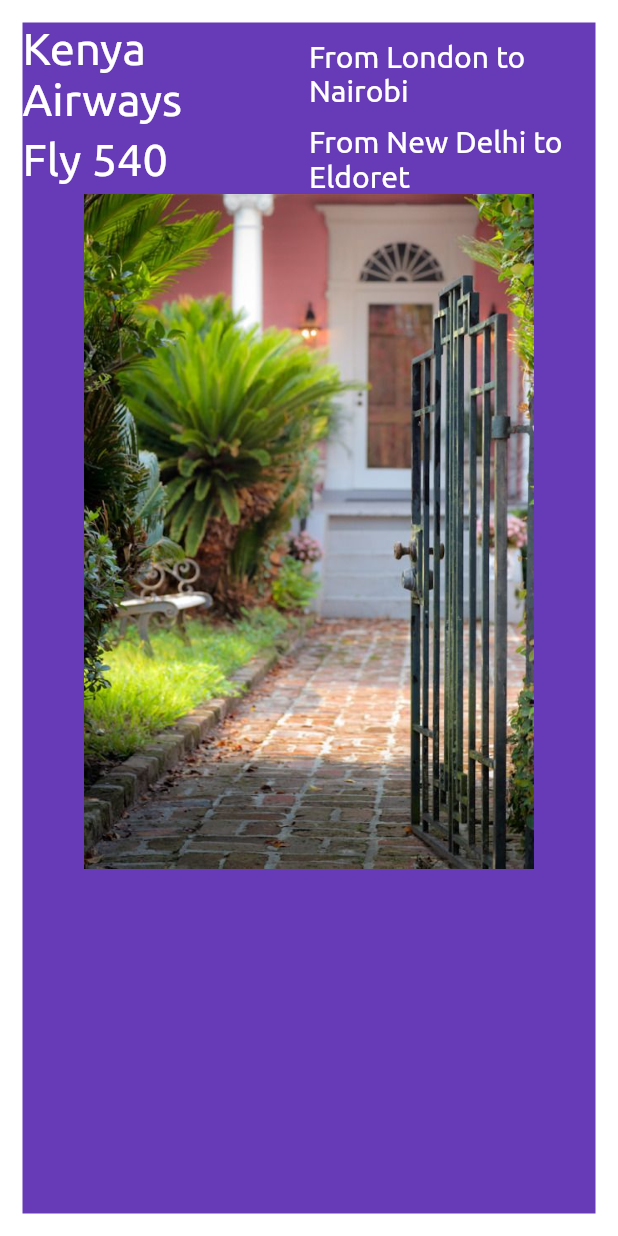
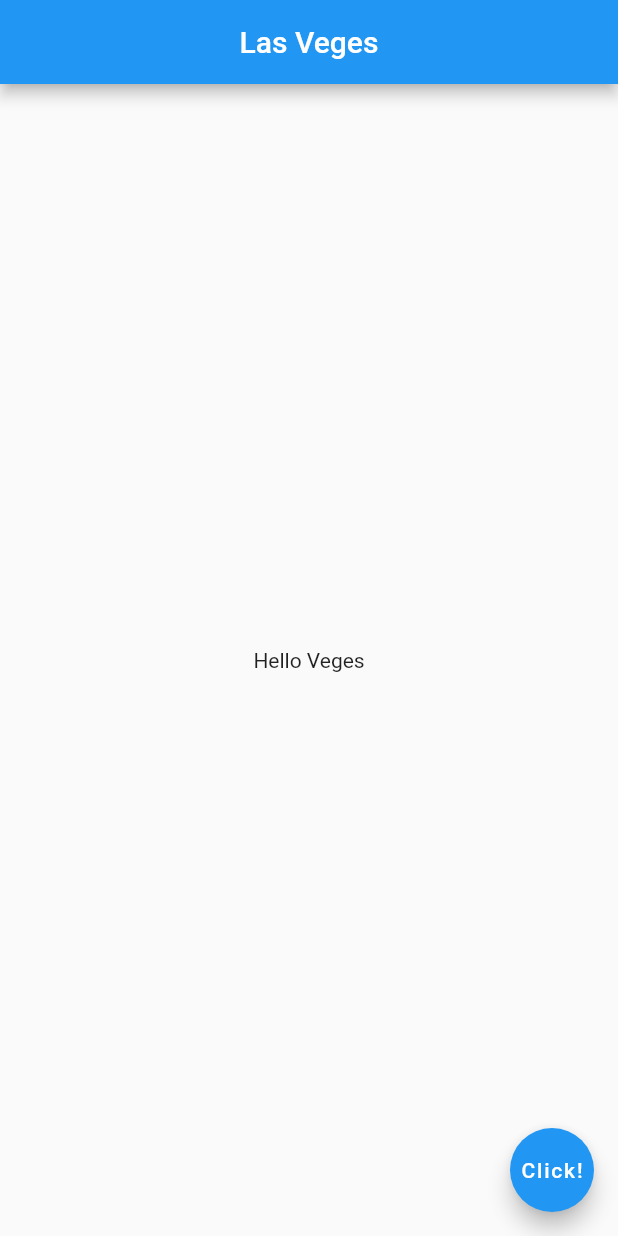
Before and after one commit to Allanetizen/flutter, a Flutter app: the screen it shows after launch, on a phone screen of 412 x 824 dp. Run offline on Flutter 3.47's test engine with Material 2 defaults, Android fonts, the phone set to English and light mode, and no system bars; project files that could hold a hidden picture were left out.

Commit message:
scaffold(appbar, text and floatingActionButton)

```diff
--- a/lib/app_screens/home.dart
+++ /dev/null
@@ -1,81 +0,0 @@
-
-import 'package:flutter/material.dart';
-
-class Home extends StatelessWidget {
-  @override
-  Widget build(BuildContext context) {
-    // TODO: implement build
-    return Center(
-        child: Container(
-            alignment: Alignment.center,
-            color: Colors.deepPurple,
-            // width: 421.5,
-            //height: 321.5,
-            margin: EdgeInsets.all(15.0),
-            child: Column(
-              children: <Widget>[
-                Row(children: <Widget>[
-                  Expanded(
-                      child: Text(
-                    "Kenya Airways",
-                    textDirection: TextDirection.ltr,
-                    style: TextStyle(
-                        decoration: TextDecoration.none,
-                        fontSize: 30.0,
-                        fontFamily: 'Ubuntu',
-                        fontWeight: FontWeight.w300,
-                        color: Colors.white),
-                  )),
-                  Expanded(
-                    child: Text("From London to Nairobi",
-                        textDirection: TextDirection.ltr,
-                        style: TextStyle(
-                            decoration: TextDecoration.none,
-                            fontSize: 20.0,
-                            fontFamily: 'Ubuntu',
-                            fontWeight: FontWeight.w300,
-                            color: Colors.white)),
-                  ),
-                ]
-                ),
-                Row(children: <Widget>[
-                  Expanded(
-                      child: Text(
-                        "Fly 540",
-                        textDirection: TextDirection.ltr,
-                        style: TextStyle(
-                            decoration: TextDecoration.none,
-                            fontSize: 30.0,
-                            fontFamily: 'Ubuntu',
-                            fontWeight: FontWeight.w300,
-                            color: Colors.white),
-                      )),
-                  Expanded(
-                    child: Text("From New Delhi to Eldoret",
-                        textDirection: TextDirection.ltr,
-                        style: TextStyle(
-                            decoration: TextDecoration.none,
-                            fontSize: 20.0,
-                            fontFamily: 'Ubuntu',
-                            fontWeight: FontWeight.w300,
-                            color: Colors.white)),
-                  ),
-                ]
-                ),
-              FlightImageAsset()
-
-              ],
-            )));
-  }
-}
-
-class FlightImageAsset extends StatelessWidget{
-  @override
-  Widget build(BuildContext context) {
-    AssetImage assetImage =AssetImage('img/gate.jpg');
-    Image image = Image(image: assetImage, width: 450.0 , height: 450.0, );
-
-    return Container(child: image,);
-  }
-
-}
--- a/lib/main.dart
+++ b/lib/main.dart
@@ -1,9 +1,18 @@
 import 'package:flutter/material.dart';
-import 'app_screens/home.dart';
 
-void main(){
-  runApp(MaterialApp(
-    title: "Exploring UI widgets",
-    home: Home(),
-  ));
-}
+void main() => runApp(MaterialApp(
+    title: "Cool App",
+    home: Scaffold( //wrapper to the widgets /layouts
+      appBar: AppBar(
+        title: Text('Las Veges'),
+        centerTitle: true, //centers the above text
+      ),
+      body: Center(
+        child: Text('Hello Veges'),
+      ),
+      floatingActionButton: FloatingActionButton(
+        child: Text('Click!'),
+      ),
+    ),
+  )
+);
```
